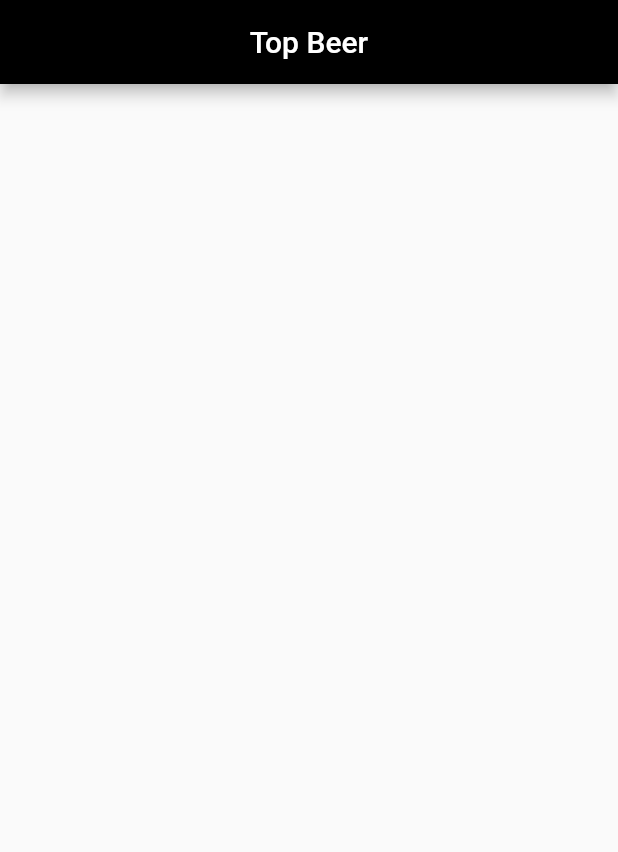
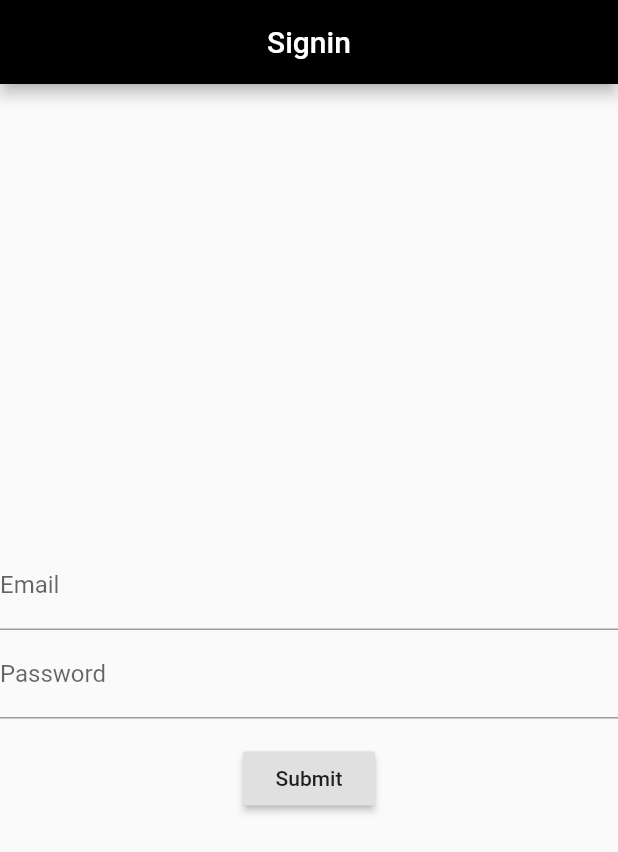
Before and after one commit to LuciferAJ/punk_beer_app, a Flutter app: the screen it shows after launch, on a phone screen of 412 x 824 dp. Shown: the top 852 px of the screen. Run offline on Flutter 3.47's test engine with Material 2 defaults, Android fonts, the phone set to English and light mode, and no system bars; our stand-ins replace firebase_auth, hive, hive_flutter; accounts and stored records are empty; generated files the repository leaves out were written again.

Commit message:
Added hive, signin, favorites

```diff
--- a/lib/main.dart
+++ b/lib/main.dart
@@ -1,14 +1,20 @@
 import 'package:flutter/material.dart';
-import 'package:punkbeerapp/screens/home_page.dart';
+import './services/signin.dart';
 
-void main() {
+void main()async {
   runApp(MyApp());
 }
-class MyApp extends StatelessWidget {
+class MyApp extends StatefulWidget {
+  @override
+  _MyAppState createState() => _MyAppState();
+}
+
+class _MyAppState extends State<MyApp> {
+
   @override
   Widget build(BuildContext context) {
     return MaterialApp(
-      home: HomePage(),
+      home: SignInPage(),
       theme: ThemeData(appBarTheme: AppBarTheme(color: Colors.black,textTheme:TextTheme(headline1:TextStyle(color: Colors.white))),),
     );
   }
--- /dev/null
+++ b/lib/services/signin.dart
@@ -0,0 +1,138 @@
+import 'package:flutter/material.dart';
+import 'package:firebase_auth/firebase_auth.dart';
+import 'package:punkbeerapp/screens/home_page.dart';
+
+final FirebaseAuth _auth = FirebaseAuth.instance;
+
+class SignInPage extends StatefulWidget {
+  final String title = 'Signin';
+  @override
+  State<StatefulWidget> createState() => SignInPageState();
+}
+
+class SignInPageState extends State<SignInPage> {
+  @override
+  Widget build(BuildContext context) {
+    return Scaffold(
+      appBar: AppBar(
+        centerTitle: true,
+        title: Text(widget.title),
+
+      ),
+      body: Builder(builder: (BuildContext context) {
+        return ListView(
+          scrollDirection: Axis.vertical,
+          children: <Widget>[
+            _EmailPasswordForm(),
+
+          ],
+        );
+      }),
+    );
+  }
+
+
+
+}
+
+class _EmailPasswordForm extends StatefulWidget {
+  @override
+  State<StatefulWidget> createState() => _EmailPasswordFormState();
+}
+
+class _EmailPasswordFormState extends State<_EmailPasswordForm> {
+  final GlobalKey<FormState> _formKey = GlobalKey<FormState>();
+  final TextEditingController _emailController = TextEditingController();
+  final TextEditingController _passwordController = TextEditingController();
+  bool _success;
+  String _userEmail;
+  @override
+  Widget build(BuildContext context) {
+    return Form(
+          key: _formKey,
+          child: Container(
+            height: MediaQuery.of(context).size.height,
+            width: MediaQuery.of(context).size.width,
+            child: Center(
+              child: Column(
+                crossAxisAlignment: CrossAxisAlignment.center,
+                mainAxisSize: MainAxisSize.min,
+                children: <Widget>[
+                  TextFormField(
+                    controller: _emailController,
+                    decoration: const InputDecoration(labelText: 'Email'),
+                    validator: (String value) {
+                      if (value.isEmpty) {
+                        return 'Please enter some text';
+                      }
+                      return null;
+                    },
+                  ),
+                  TextFormField(
+                    controller: _passwordController,
+                    decoration: const InputDecoration(labelText: 'Password'),
+                    validator: (String value) {
+                      if (value.isEmpty) {
+                        return 'Please enter some text';
+                      }
+                      return null;
+                    },
+                  ),
+                  Container(
+                    padding: const EdgeInsets.symmetric(vertical: 16.0),
+                    alignment: Alignment.center,
+                    child: RaisedButton(
+                      onPressed: () async {
+                        if (_formKey.currentState.validate()) {
+                          _signInWithEmailAndPassword();
+                          Navigator.pushReplacement(
+        context,
+        MaterialPageRoute(builder: (context) => HomePage(),
+        ));
+                          }
+
+                      },
+                      child: const Text('Submit'),
+                    ),
+                  ),
+
+                  Container(
+            alignment: Alignment.center,
+            padding: const EdgeInsets.symmetric(horizontal: 16),
+            child: Text(
+              _success == null
+                  ? ''
+                  : (_success
+                      ? 'Successfully signed in ' + _userEmail
+                      : 'Sign in failed'),
+              style: TextStyle(color: Colors.red),
+            ),
+          )
+                ],
+              ),
+            ),
+          ),
+
+
+    );
+  }
+
+
+  void _signInWithEmailAndPassword() async {
+    final FirebaseUser user = (await _auth.signInWithEmailAndPassword(
+      email: _emailController.text.trim(),
+      password: _passwordController.text.trim(),
+    ))
+        .user;
+    if (user != null) {
+      if(!mounted){
+      setState(() {
+        _success = true;
+        _userEmail = user.email;
+      });}
+    } else {
+      _success = false;
+    }
+  }
+
+}
```
Also changed, not shown: lib/models/beer_structure.dart (+17 -2 lines), lib/screens/favorites_page.dart (+50 -0 lines), lib/screens/home_page.dart (+83 -29 lines), pubspec.yaml (+6 -2 lines), lib/models/beer_structure.g.dart (added), pubspec.lock, 3 other files.
